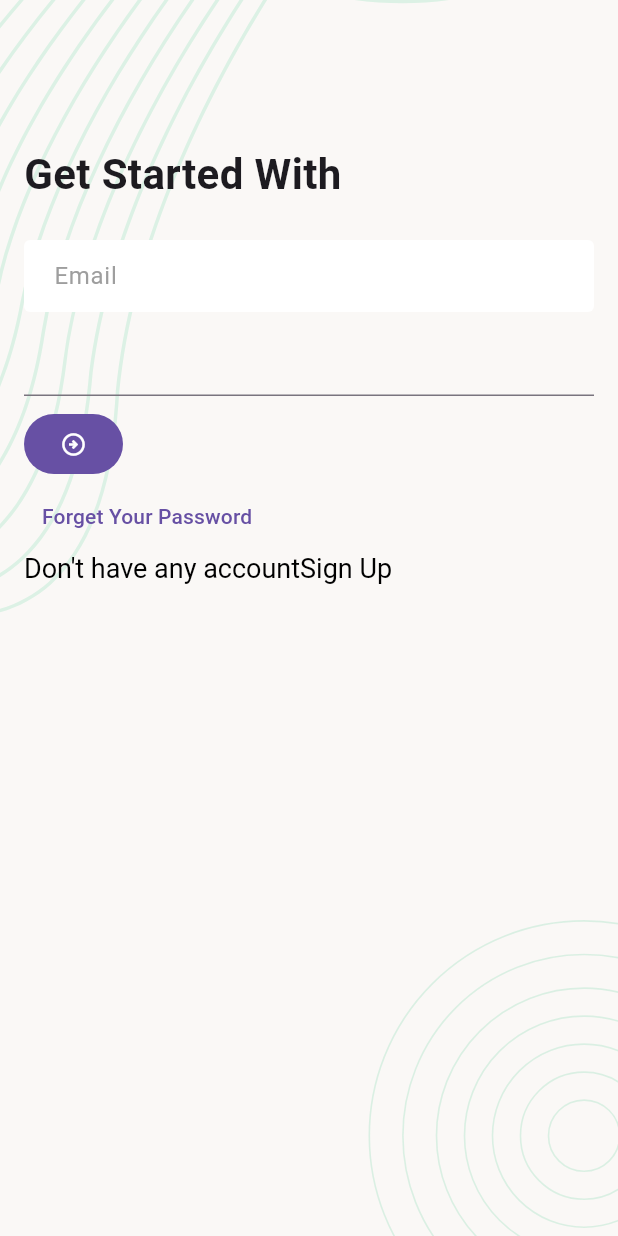
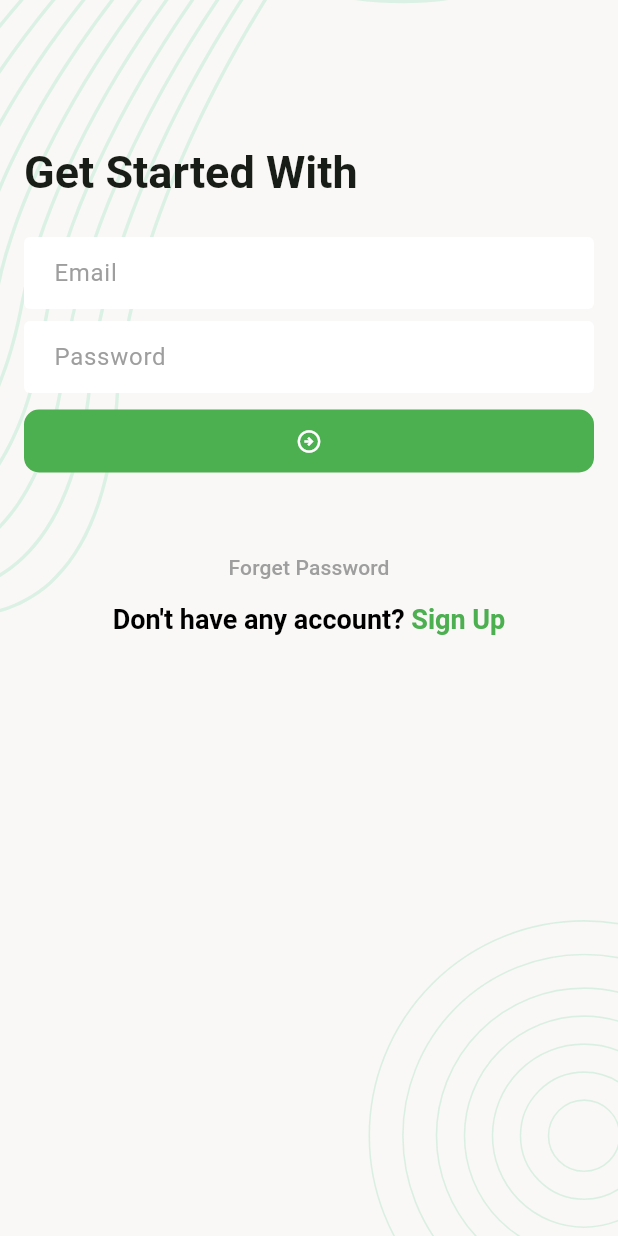
Before and after one commit to tanvirkhan00/task_management_project, a Flutter app: the screen it shows after launch, on a phone screen of 412 x 824 dp. Run offline on Flutter 3.47's test engine with Material 3 defaults, Android fonts, the phone set to English and light mode, and no system bars; our stand-ins replace flutter_svg.

Commit message:
complete login screen

```diff
--- a/lib/app.dart
+++ b/lib/app.dart
@@ -7,6 +7,42 @@ class TaskManager extends StatelessWidget {
   @override
   Widget build(BuildContext context) {
     return MaterialApp(
+      theme: ThemeData(
+        colorSchemeSeed: Colors.green,
+        textTheme: TextTheme(
+          titleLarge: TextStyle(
+            fontSize: 30,
+            fontWeight: FontWeight.w600
+          )
+        ),
+        inputDecorationTheme: InputDecorationTheme(
+            fillColor: Colors.white,
+            filled: true,
+            contentPadding: EdgeInsets.symmetric(horizontal: 16),
+            hintStyle: TextStyle(
+                color: Colors.grey
+            ),
+            border: OutlineInputBorder(
+                borderSide: BorderSide.none
+            ),
+            enabledBorder: OutlineInputBorder(
+                borderSide: BorderSide.none
+            ),
+            errorBorder: OutlineInputBorder(
+                borderSide: BorderSide.none
+            )
+        ),
+        filledButtonTheme: FilledButtonThemeData(
+          style: FilledButton.styleFrom(
+              fixedSize: Size.fromWidth(double.maxFinite),
+              padding: EdgeInsets.symmetric(vertical: 12),
+              backgroundColor: Colors.green,
+              shape: RoundedRectangleBorder(
+                  borderRadius: BorderRadius.circular(10)
+              )
+          ),
+        )
+      ),
       home: SplashScreen(),
     );
   }
--- a/lib/ui/Screen/login_screen.dart
+++ b/lib/ui/Screen/login_screen.dart
@@ -1,3 +1,4 @@
+import 'package:flutter/gestures.dart';
 import 'package:flutter/material.dart';
 import 'package:task_managenent/ui/widgets/screen_background.dart';
 
@@ -9,6 +10,10 @@ class LoginScreen extends StatefulWidget {
 }
 
 class _LoginScreenState extends State<LoginScreen> {
+  final TextEditingController _emailController = TextEditingController();
+  final TextEditingController _passController = TextEditingController();
+  final GlobalKey<FormState> _formKey = GlobalKey<FormState>();
+
   @override
   Widget build(BuildContext context) {
     return Scaffold(
@@ -16,55 +21,70 @@ class _LoginScreenState extends State<LoginScreen> {
             child: ScreenBackground(
               child: Padding(
                 padding: const EdgeInsets.all(16),
+                child: Form(
+                  key: _formKey,
                   child: Column(
                     crossAxisAlignment: CrossAxisAlignment.start,
                     children: [
                       const SizedBox(height: 80,),
-                    Text('Get Started With', style: TextStyle(
-                      fontSize: 28,
-                      fontWeight: FontWeight.w600
-                    ),),
+                      Text('Get Started With',
+                          style: Theme.of(context).textTheme.titleLarge),
                       const SizedBox(height: 24,),
                       TextFormField(
+                        controller: _emailController,
                         decoration: InputDecoration(
-                        hintText: 'Email',
-                        fillColor: Colors.white,
-                        filled: true,
-                        contentPadding: EdgeInsets.symmetric(horizontal: 16),
-                        hintStyle: TextStyle(
-                          color: Colors.grey
-                        ),
-                        border: OutlineInputBorder(
-                          borderSide: BorderSide.none
-                        ),
-                        enabledBorder: OutlineInputBorder(
-                          borderSide: BorderSide.none
-                        ),
-                        errorBorder: OutlineInputBorder(
-                          borderSide: BorderSide.none
-                        )
+                          hintText: 'Email'
                         ),
                       ),
                       const SizedBox(height: 8,),
-                    TextFormField(),
+                      TextFormField(
+                        controller: _passController,
+                        obscureText: true,
+                        decoration: InputDecoration(
+                          hintText: 'Password'
+                        ),
+                      ),
                       const SizedBox(height: 8,),
-                    FilledButton(onPressed: (){}, child: Icon(Icons.arrow_circle_right_outlined)),
+                      FilledButton(onPressed: (){},
+                          child: Icon(Icons.arrow_circle_right_outlined)),
+                      const SizedBox( height: 36,),
+                      Center(
+                        child: Column(
+                          children: [
                             TextButton(onPressed: (){} ,
-                        child: Text('Forget Your Password')
+                                child: Text('Forget Password', style: TextStyle(
+                                  color: Colors.grey
+                                ),)
                             ),
                             RichText(text: TextSpan(
                               style: TextStyle(
                                 color: Colors.black,
-                        fontSize: 18
+                                fontSize: 18,
+                                fontWeight: FontWeight.w600
                               ),
-                      text: "Don't have any account",
-                      children: [TextSpan(text: 'Sign Up')]
-                    ))
+                              text: "Don't have any account? ",
+                              children: [TextSpan(text: 'Sign Up', style: TextStyle(
+                                color: Colors.green
+                              ),
+                                recognizer: TapGestureRecognizer()..onTap = () {}
+                              )]
+                            )),
                           ],
+                        ),
+                      )
+                    ],
+                  ),
                 ),
               ),
             )
         ),
     );
   }
+
+  @override
+  void dispose() {
+    _emailController.dispose();
+    _passController.dispose();
+    super.dispose();
   }
+}
```
Lines whose indentation alone changed are shown as unchanged.
